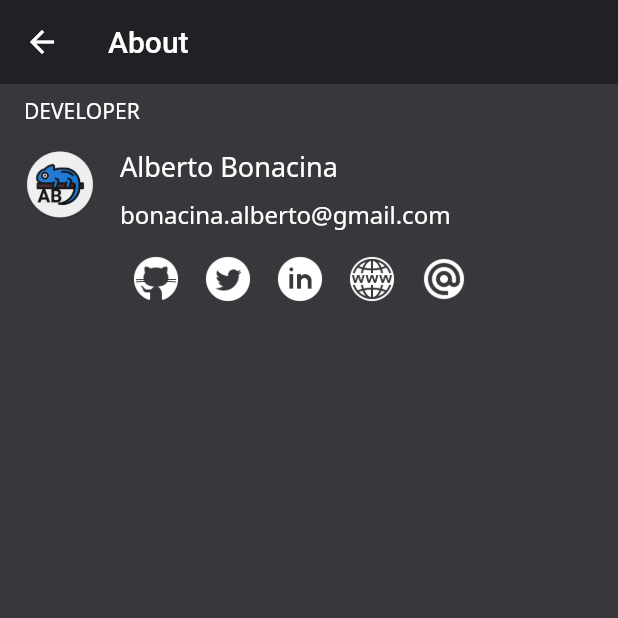
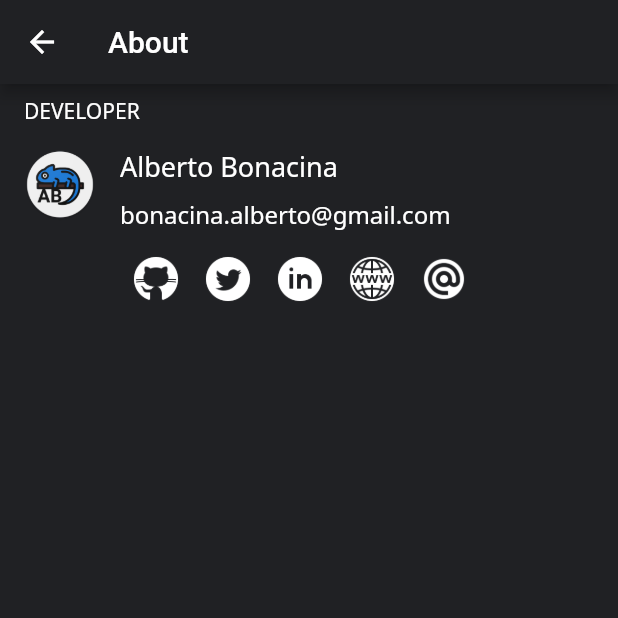
Before and after one commit to polilluminato/wassword-flutter, a Flutter app: the AboutPage screen opened directly, on a phone screen of 412 x 824 dp, the top half of it. Run offline on Flutter 3.47's test engine with Material 2 defaults, Android fonts, the light colour scheme and no system bars; our stand-ins replace flutter_mobx, fluttertoast, google_fonts, mobx, share; generated files the repository leaves out were written again.

Commit message:
Remove different background
I remove the two color background, now the page has the same color both for the body and the appbar

```diff
--- a/lib/pages/about_page.dart
+++ b/lib/pages/about_page.dart
@@ -16,9 +16,8 @@ class AboutPage extends StatelessWidget {
     }
 
     return Scaffold(
-      backgroundColor: colorGreyLight,
+      backgroundColor: colorGreyDark,
       appBar: AppBar(
-        elevation: 0,
         backgroundColor: colorGreyDark,
         leading: IconButton(
             color: Colors.white,
```
